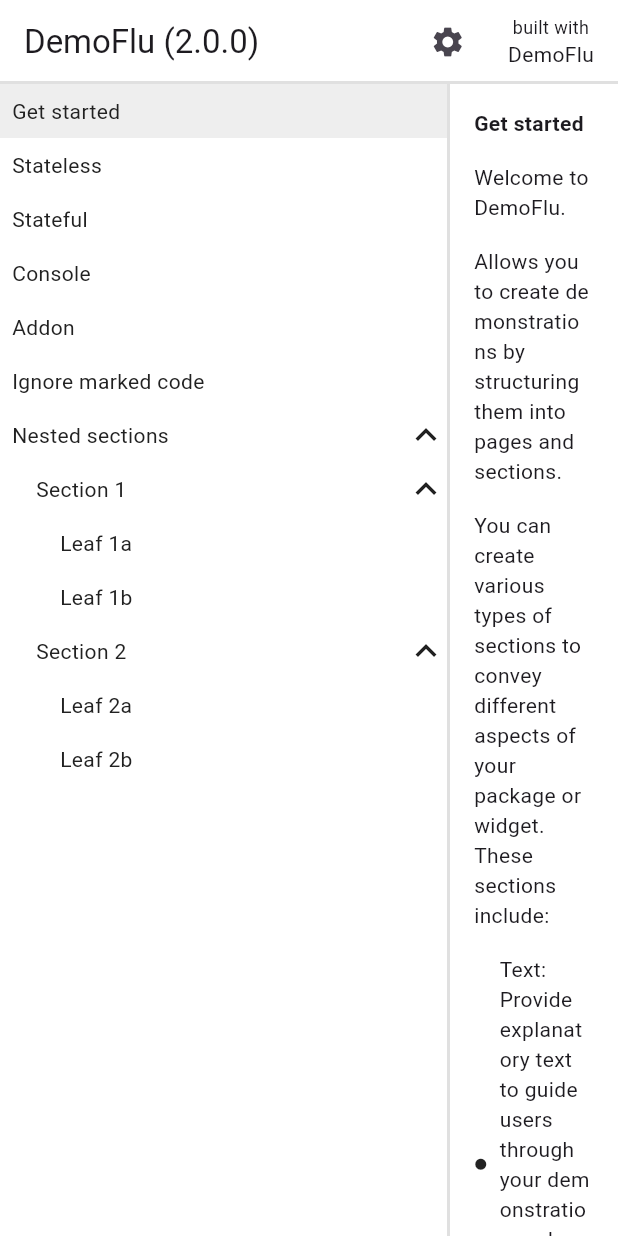
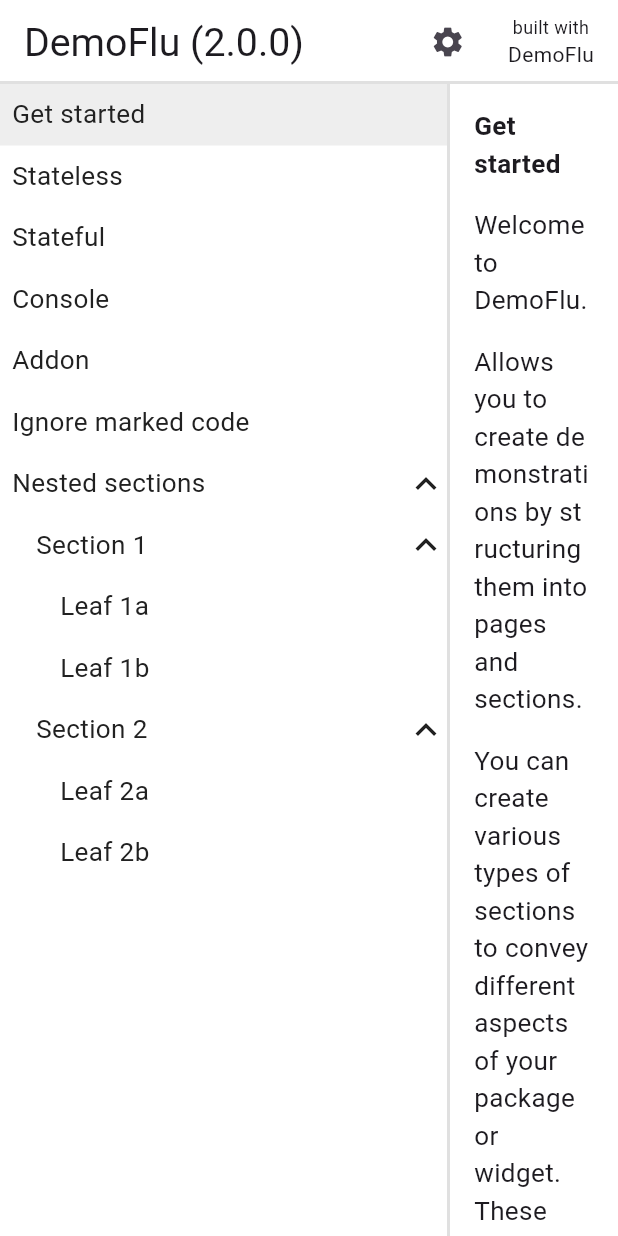
Before and after one commit to caduandrade/demoflu, a Flutter app: the screen it shows after launch, on a phone screen of 412 x 824 dp. Run offline on Flutter 3.47's test engine with Material 3 defaults, Android fonts, the phone set to English and light mode, and no system bars; missing offline and left inert: flex_color_picker, syntax_highlight.

Commit message:
Bigger fonts

```diff
--- a/example/lib/pages/get_started_page.dart
+++ b/example/lib/pages/get_started_page.dart
@@ -28,7 +28,7 @@ class GetStartedPage extends DemoFluPage {
     bullets.create()
       ..add('Console Output: Showcase the output of your code')
       ..add(' execution, displaying any print statements')
-      ..add(' generated by the widget being tested');
+      ..add(' generated by the widget being tested.');
     bullets.create()
       ..add('And more: Explore additional types of sections')
       ..add(' to further customize and enhance your demonstrations.');
--- a/lib/src/internal/app_widget.dart
+++ b/lib/src/internal/app_widget.dart
@@ -13,14 +13,23 @@ class DemoFluAppWidget extends StatelessWidget {
   @override
   Widget build(BuildContext context) {
     DemoFluModel model = DemoFluProvider.modelOf(context);
-    return Scaffold(
+    return MaterialApp(
+        debugShowCheckedModeBanner: false,
+        title: model.title,
+        theme: ThemeData(
+            textTheme: Theme.of(context).textTheme.apply(
+                  fontSizeFactor: 1.1,
+                  fontSizeDelta: 2.0,
+                ),
+            scaffoldBackgroundColor: Colors.white),
+        home: Scaffold(
             appBar: AppBar(
                 title: Text(model.title),
                 scrolledUnderElevation: 0,
                 shadowColor: Colors.black,
                 backgroundColor: Colors.white,
-            shape:
-                Border(bottom: BorderSide(color: Colors.grey[300]!, width: 2)),
+                shape: Border(
+                    bottom: BorderSide(color: Colors.grey[300]!, width: 2)),
                 elevation: 0,
                 actions: [
                   IconButton(
@@ -30,7 +39,7 @@ class DemoFluAppWidget extends StatelessWidget {
                       tooltip: 'Settings'),
                   DemoFluLogo()
                 ]),
-        body: _buildBody(context));
+            body: _buildBody(context)));
   }
 
   Widget _buildBody(BuildContext context) {
```
Also changed, not shown: lib/src/app.dart (+4 -10 lines). Lines whose indentation alone changed are shown as unchanged.
